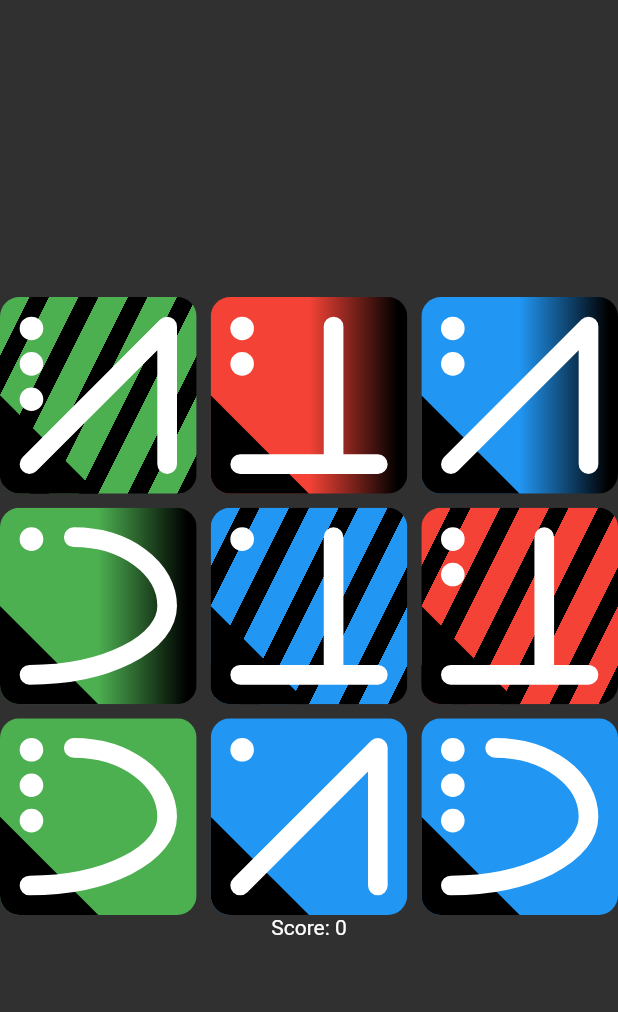
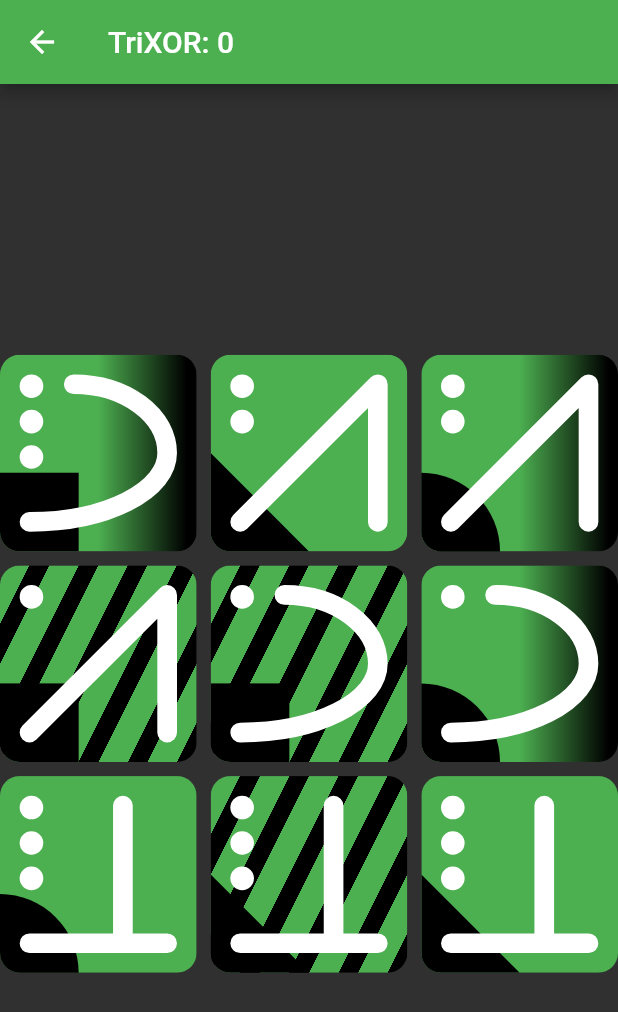
Before and after one commit to krolaw/trixor, a Flutter app: the screen it shows after launch, after a tap on "Practice", on a phone screen of 412 x 824 dp. Shown: the top 1012 px of the screen. Run offline on Flutter 3.47's test engine with Material 2 defaults, Android fonts, the phone set to English and light mode, and no system bars; our stand-ins replace package_info.

```diff
--- a/lib/board.dart
+++ b/lib/board.dart
@@ -1,3 +1,5 @@
+import 'dart:async';
+
 import 'package:flutter/material.dart';
 import 'dart:math' as math;
 import 'logic.dart' as logic;
@@ -6,17 +8,17 @@ import 'dart:ui' as ui;
 class BoardView extends StatefulWidget {
   final int rows, cols;
   final logic.Board board;
+  final void Function(CardViewState) selectFn;
 
-  BoardView(this.cols, this.rows, int depth)
-      : board = logic.Board(cols * rows, depth) {
-    print("Board called");
-  }
+  BoardView(this.cols, this.rows, this.board, this.selectFn);
 
   @override
   _BoardState createState() => _BoardState();
 }
 
 class _BoardState extends State<BoardView> {
+  //final selected = <logic.Card>[];
+
   @override
   initState() {
     super.initState();
@@ -52,46 +54,75 @@ class _BoardState extends State<BoardView> {
             ),
             children: List<Widget>.generate(
               widget.board.used.length,
-              (i) => CardView(widget.board.used[i]),
+              (i) => CardView(widget.board.used[i], widget.selectFn),
             )));
   }
 }
 
 class CardView extends StatefulWidget {
   final logic.Card card;
+  final void Function(CardViewState) selectFn;
 
-  CardView(this.card);
+  CardView(this.card, this.selectFn);
 
   @override
-  _CardViewState createState() => _CardViewState();
+  CardViewState createState() => CardViewState();
 }
 
-class _CardViewState extends State<CardView> with TickerProviderStateMixin {
-  late AnimationController _controller;
-  late Animation<double> _animation;
+class CardViewState extends State<CardView> with TickerProviderStateMixin {
+  late final AnimationController _controller;
+  late final Animation<double> _animation;
+  late logic.Card card;
+
+  bool selected = false;
 
   initState() {
     super.initState();
+    card = widget.card;
     _controller = AnimationController(
         duration: const Duration(milliseconds: 70),
         vsync: this,
         value: 1,
         upperBound: 1,
         lowerBound: 0.7);
+
     _animation = CurvedAnimation(parent: _controller, curve: Curves.linear);
+  }
+
+  Future<void> select(bool down) {
+    final c = Completer<void>();
+    selected = down;
+    late void Function(AnimationStatus) statusListener;
+    statusListener = (a) {
+      if (a == AnimationStatus.dismissed || a == AnimationStatus.completed) {
+        _controller.removeStatusListener(statusListener);
+        c.complete();
+      }
+    };
+    _controller.addStatusListener(statusListener);
+    selected ? _controller.reverse() : _controller.forward();
+    return c.future;
+  }
+
+  @override
+  void dispose() {
+    super.dispose();
+    _controller.dispose();
   }
 
   @override
   Widget build(BuildContext context) {
     return GestureDetector(
-      onTap: () {
-        widget.card.selected ^= true;
-        widget.card.selected ? _controller.reverse() : _controller.forward();
-      },
-      child: ScaleTransition(
-          scale: _animation,
-          child: CustomPaint(painter: CardPainter(widget.card))),
-    );
+        onTap: () async {
+          await select(!selected);
+          widget.selectFn(this);
+        },
+        child: Container(
+          color: Colors.transparent,
+          child: ScaleTransition(
+              scale: _animation,
+              child: CustomPaint(painter: CardPainter(widget.card))),
+        ));
   }
 }
 
@@ -102,24 +133,23 @@ var colours = [
 ];
 
 class CardPainter extends CustomPainter {
+  static late List<int> mixer;
+  static late List<int> ender;
+
   final List<int> attrs;
 
-  CardPainter(logic.Card card)
-      : attrs = <int>[
-          ...card.attrs,
-          ...List<int>.filled(5 - card.attrs.length, 0)
-        ];
+  CardPainter(logic.Card card) : attrs = <int>[...card.attrs, ...ender];
 
   @override
   void paint(Canvas canvas, Size size) {
     final Paint p = Paint();
 
-    final colour = colours[attrs[0]];
+    final colour = colours[attrs[mixer[0]]];
 
     canvas.clipRRect(RRect.fromLTRBR(0, 0, size.width, size.height,
         Radius.elliptical(size.width / 10, size.height / 10)));
 
-    switch (attrs[3]) {
+    switch (attrs[mixer[3]]) {
       case 0:
         /*p.shader = ui.Gradient.linear(
             Offset(size.width * 0.7, size.height * 0.7),
@@ -162,7 +192,7 @@ class CardPainter extends CustomPainter {
 
     final pp = Paint()..color = Colors.black;
 
-    switch (this.attrs[4]) {
+    switch (this.attrs[mixer[4]]) {
       case 0:
         final t = Path()..moveTo(0, size.height);
         t.relativeLineTo(size.width / 2, 0);
@@ -192,7 +222,7 @@ class CardPainter extends CustomPainter {
 
     final sw = 3 * size.longestSide / 20;
     final Path path = Path()..moveTo(sw, size.height - sw);
-    switch (attrs[1]) {
+    switch (attrs[mixer[1]]) {
       case 0:
         path.lineTo(size.width - sw, sw);
         path.lineTo(size.width - sw, size.height - sw);
@@ -229,7 +259,7 @@ class CardPainter extends CustomPainter {
           ..strokeWidth = width);
 
     final o = width * 1.2;
-    for (int i = 0; i < attrs[2] + 1; i++)
+    for (int i = 0; i < attrs[mixer[2]] + 1; i++)
       canvas.drawCircle(Offset(width + o / 2, width + o / 2 + i * o * 1.5),
           o / 2, Paint()..color = Colors.white);
   }
--- a/lib/game.dart
+++ b/lib/game.dart
@@ -1,5 +1,8 @@
+import 'dart:math';
+
 import 'package:flutter/material.dart';
 import 'board.dart';
+import 'logic.dart' as logic;
 
 class Game extends StatefulWidget {
   final int width, height, depth;
@@ -14,28 +17,78 @@ class Game extends StatefulWidget {
 
 class _GameState extends State<Game> {
   int score = 0;
+  late logic.Board board;
+  late List<CardView> cards;
+
+  @override
+  initState() {
+    super.initState();
+    board = logic.Board(widget.width * widget.height, widget.depth);
+    CardPainter.mixer = List<int>.generate(5, (i) => i)..shuffle();
+    CardPainter.ender =
+        List<int>.generate(5 - widget.depth, (i) => Random().nextInt(3));
+    cards = List<CardView>.generate(widget.width * widget.height,
+        (i) => CardView(board.used[i], handleCardPress));
+  }
 
   @override
   Widget build(BuildContext context) {
     return Scaffold(
-        body: SafeArea(
-            child: Center(
-                child: OrientationBuilder(
-                    builder: (context, o) =>
-                        o.index == Orientation.landscape.index
-                            ? Row(mainAxisSize: MainAxisSize.min, children: [
-                                BoardView(
-                                    widget.height, widget.width, widget.depth),
-                                Column(children: [
+        appBar: AppBar(title: Text("TriXOR: $score")),
+        body: Container(
+            padding: EdgeInsets.only(top: 5),
+            child: SafeArea(
+                child: Center(
+                    child: OrientationBuilder(
+                        builder: (context, o) => o.index ==
+                                Orientation.landscape.index
+                            ? //Row(mainAxisSize: MainAxisSize.min, children: [
+                            BoardView(widget.height, widget.width, board,
+                                handleCardPress)
+                            /*  Column(children: [
                                   Text("Score:\n$score"),
                                 ])
-                              ])
-                            : Column(mainAxisSize: MainAxisSize.min, children: [
-                                BoardView(
-                                    widget.width, widget.height, widget.depth),
-                                Column(children: [
+                              ])*/
+                            : //Column(mainAxisSize: MainAxisSize.min, children: [
+                            BoardView(widget.width, widget.height, board,
+                                handleCardPress)
+                        /*Column(children: [
                                   Text("Score: $score"),
-                                ])
-                              ])))));
+                                ])*/
+                        //])
+                        )))));
+  }
+
+  final selected = <CardViewState>[];
+
+  void handleCardPress(CardViewState c) {
+    if (selected.contains(c)) {
+      selected.remove(c);
+      return;
+    }
+    selected.add(c);
+
+    if (selected.length == 3) {
+      print(selected[0].card.toString() +
+          " + " +
+          selected[1].card.toString() +
+          " = " +
+          selected[0].card.match(selected[1].card).toString() +
+          " ! " +
+          selected[2].card.toString());
+
+      if (selected[0].card.match(selected[1].card) == selected[2].card) {
+        print("Pass");
+        setState(() {
+          score++;
+        });
+      } else {
+        print("Fail");
+      }
+      selected.forEach((c) {
+        c.select(false);
+      });
+      selected.clear();
+    }
   }
 }
--- a/lib/logic.dart
+++ b/lib/logic.dart
@@ -9,18 +9,19 @@ class Card {
   final List<int> attrs;
   bool selected = false;
 
-  Card._fromAttrs(this.attrs) : id = attrs.fold<int>(0, (e, i) => e * 3 + i);
+  Card._fromAttrs(this.attrs)
+      : id = attrs.reversed.fold<int>(0, (e, i) => e * 3 + i);
   Card(this.id, int depth)
       : attrs = List<int>.generate(depth, (i) => (id ~/ math.pow(3, i)) % 3);
 
   Card match(Card c) => Card._fromAttrs(
       List<int>.generate(attrs.length, (i) => (6 - attrs[i] - c.attrs[i]) % 3));
 
-  bool isMatch(Card a, Card b) {
+  /*bool isMatch(Card a, Card b) {
     for (int i = 0; i < attrs.length; i++)
       if (((6 - attrs[i] - a.attrs[i]) % 3) != b.attrs[i]) return false;
     return true;
-  }
+  }*/
 
   Sum sum(List<Card> cards) {
     final s = List<int>.filled(attrs.length, 0);
@@ -35,7 +36,7 @@ class Card {
           ..reversed);
   }
 
-  String toString() => attrs.toString();
+  String toString() => "$id " + attrs.toString();
 
   get hashCode => id;
   bool operator ==(Object c) => c is Card && c.id == id;
@@ -68,11 +69,11 @@ class Board {
     for (var i = 0; i < count - 1; i++) {
       final c = _findNonMatchingCard();
       used.add(c);
-      if (!remaining.remove(c)) print("Did not remove $c");
+      if (!remaining.remove(c)) print("Did not remove1 $c");
     }
     final c = _findMatchingCard();
     used.add(c);
-    if (!remaining.remove(c)) print("Did not remove $c");
+    if (!remaining.remove(c)) print("Did not remove2 $c");
   }
 
   Card _findNonMatchingCard() => (remaining
--- a/lib/main.dart
+++ b/lib/main.dart
@@ -1,6 +1,7 @@
 import 'package:flutter/material.dart';
 import 'package:package_info/package_info.dart';
 import 'game.dart';
+import 'instructions.dart';
 
 void main() {
   runApp(MyApp());
@@ -59,13 +60,14 @@ class GameOption {
 
 class _MyHomePageState extends State<MyHomePage> {
   static final gameOptions = <GameOption>[
+    GameOption("Very Easy", 2, 3, 2),
     GameOption("Easy", 2, 3, 3),
     GameOption("Normal", 3, 3, 4),
     GameOption("Hard", 3, 3, 5),
     GameOption("Crazy", 3, 4, 5),
   ];
 
-  int gameOption = 1;
+  int gameOption = 2;
 
   @override
   Widget build(BuildContext context) {
@@ -111,7 +113,10 @@ class _MyHomePageState extends State<MyHomePage> {
                   child: Text("Practice"),
                   onPressed: () =>
                       loadGame(context, gameOptions[gameOption], true)),
-              TextButton(child: Text("Instructions"), onPressed: () {}),
+              TextButton(
+                  child: Text("About"),
+                  onPressed: () => Navigator.push(context,
+                      MaterialPageRoute(builder: (context) => Instructions()))),
               TextButton(child: Text("High Scores"), onPressed: () {}),
             ])),
       ),
```
Also changed, not shown: lib/instructions.dart (+79 -0 lines), 5 other files.
